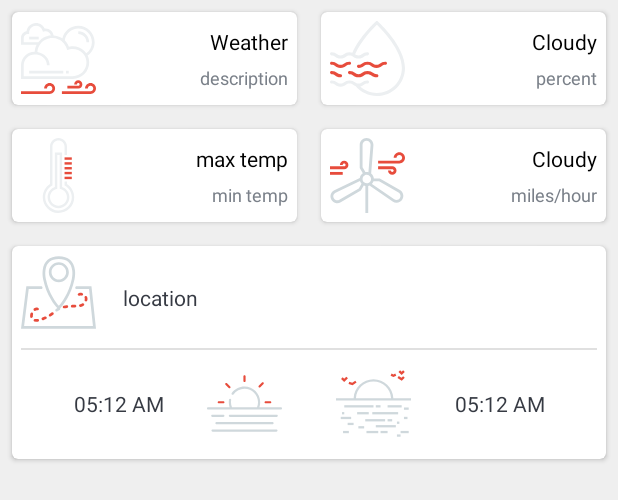
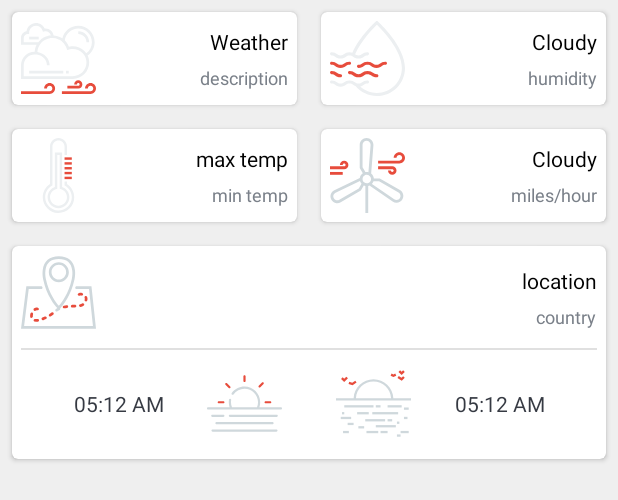
Before and after one commit to kyle-gonzales/weather, an Android app: the layout activity_main.xml on its own in the app's theme, with its tools: preview values and no code run, on a phone screen of 412 x 824 dp. Shown: the top 500 px of the screen. Run offline under Robolectric (Android 15) with nearby library versions, the phone set to English and light mode, and no system bars.

Commit message:
fixed UI

```diff
--- a/app/src/main/res/layout/activity_main.xml
+++ b/app/src/main/res/layout/activity_main.xml
@@ -110,7 +110,7 @@
                     app:layout_constraintBottom_toBottomOf="parent">
 
                     <TextView
-                        android:id="@+id/tvHumidity"
+                        android:id="@+id/tvTemperature"
                         android:layout_width="wrap_content"
                         android:layout_height="wrap_content"
                         android:layout_margin="6dp"
@@ -123,7 +123,7 @@
                         app:layout_constraintEnd_toEndOf="parent"
                         />
                     <TextView
-                        android:id="@+id/tvPercent"
+                        android:id="@+id/tvHumidity"
                         android:layout_width="wrap_content"
                         android:layout_height="wrap_content"
                         android:layout_margin="6dp"
@@ -131,8 +131,8 @@
 
                         android:textColor="@color/secondary_text_color"
                         android:textSize="@dimen/secondary_text_size"
-                        android:text="percent"
-                        app:layout_constraintTop_toBottomOf="@id/tvHumidity"
+                        android:text="humidity"
+                        app:layout_constraintTop_toBottomOf="@id/tvTemperature"
                         app:layout_constraintEnd_toEndOf="parent"
                         app:layout_constraintBottom_toBottomOf="parent"
                         />
@@ -292,20 +292,43 @@
                 app:layout_constraintStart_toStartOf="parent"
                 app:layout_constraintBottom_toTopOf="@id/divider"
                 />
-            <TextView
-                android:id="@+id/tvLocation"
+
+            <androidx.constraintlayout.widget.ConstraintLayout
                 android:layout_width="wrap_content"
                 android:layout_height="wrap_content"
+                app:layout_constraintEnd_toEndOf="parent"
+                app:layout_constraintTop_toTopOf="parent"
+                app:layout_constraintBottom_toTopOf="@id/divider">
 
-                android:layout_marginHorizontal="18dp"
-                android:textColor="@color/primary_text_color"
+                <TextView
+                    android:id="@+id/tvLocation"
+                    android:layout_width="wrap_content"
+                    android:layout_height="wrap_content"
+                    android:layout_margin="6dp"
 
-                tools:text = "location"
-                app:layout_constraintStart_toEndOf="@id/ivLocation"
-                app:layout_constraintTop_toTopOf="parent"
-                app:layout_constraintBottom_toTopOf="@id/divider"
-                />
-            <View
+
+                    android:textColor="@color/black"
+
+                    tools:text = "location"
+
+                    app:layout_constraintTop_toTopOf="parent"
+                    app:layout_constraintEnd_toEndOf="parent"
+                    />
+                <TextView
+                    android:id="@+id/tvCountry"
+                    android:layout_width="wrap_content"
+                    android:layout_height="wrap_content"
+                    android:layout_margin="6dp"
+
+
+                    android:textColor="@color/secondary_text_color"
+                    android:textSize="@dimen/secondary_text_size"
+                    android:text="country"
+                    app:layout_constraintTop_toBottomOf="@id/tvLocation"
+                    app:layout_constraintEnd_toEndOf="parent"
+                    app:layout_constraintBottom_toBottomOf="parent"
+                    />
+            </androidx.constraintlayout.widget.ConstraintLayout>            <View
                 android:id="@+id/divider"
                 android:layout_width="match_parent"
                 android:layout_height="1dp"
```
Also changed, not shown: app/src/main/java/com/example/weather/MainActivity.kt (+31 -9 lines).
